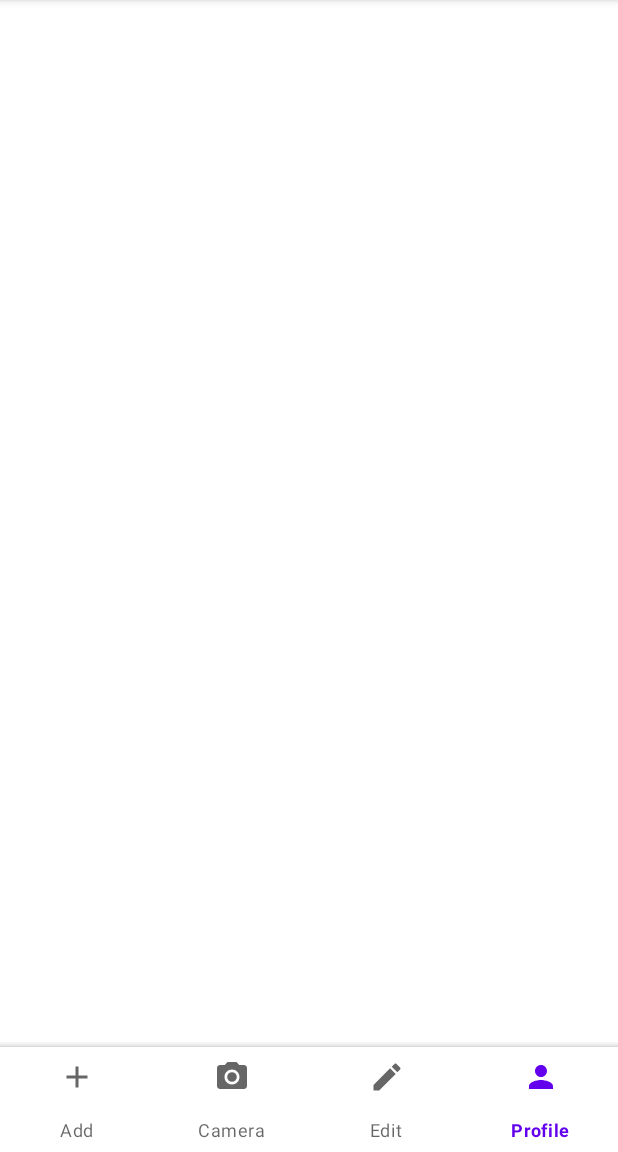
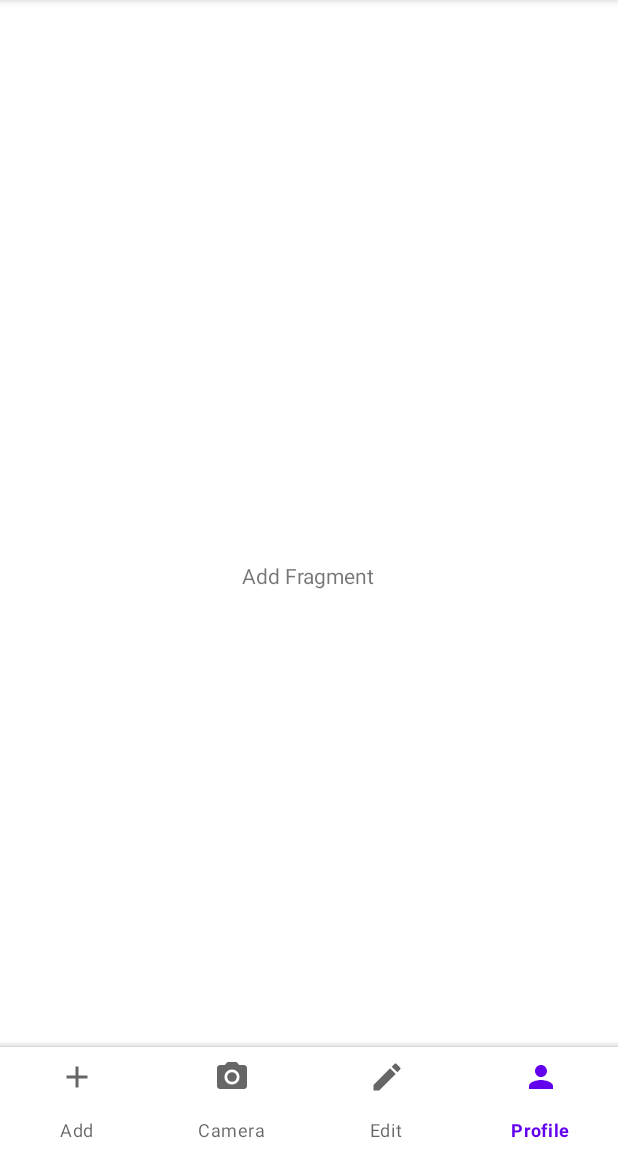
Before and after one commit to kriti-ixix/android130, an Android app: the screen it shows after launch (BottomNavDemo), item 4 of the bottom bar chosen, on a phone screen of 412 x 824 dp, the part 84-1236 px from its top. Run offline under Robolectric (Android 15) with nearby library versions, the phone set to English and light mode, and no system bars.

Commit message:
fragments

```diff
--- a/app/build.gradle
+++ b/app/build.gradle
@@ -32,6 +32,7 @@ dependencies {
     implementation 'androidx.appcompat:appcompat:1.3.0'
     implementation 'com.google.android.material:material:1.4.0'
     implementation 'androidx.constraintlayout:constraintlayout:2.0.4'
+    implementation 'androidx.legacy:legacy-support-v4:1.0.0'
     testImplementation 'junit:junit:4.13.2'
     implementation 'de.hdodenhof:circleimageview:3.1.0'
     implementation 'com.android.volley:volley:1.2.1'
--- /dev/null
+++ b/app/src/main/java/com/kriti/android1_30/AddFragment.java
@@ -0,0 +1,32 @@
+package com.kriti.android1_30;
+
+import android.os.Bundle;
+
+import androidx.annotation.NonNull;
+import androidx.annotation.Nullable;
+import androidx.fragment.app.Fragment;
+
+import android.view.LayoutInflater;
+import android.view.View;
+import android.view.ViewGroup;
+import android.widget.TextView;
+import android.widget.Toast;
+
+public class AddFragment extends Fragment
+{
+
+    TextView textView;
+
+    AddFragment() {}
+
+    @Nullable
+    @Override
+    public View onCreateView(@NonNull LayoutInflater inflater, @Nullable ViewGroup container, @Nullable Bundle savedInstanceState) {
+        View view = inflater.inflate(R.layout.fragment_add, container, false);
+
+        textView = view.findViewById(R.id.fragmentTextView);
+        Toast.makeText(getContext(), "Add Fragment", Toast.LENGTH_LONG).show();
+
+        return view;
+    }
+}
--- a/app/src/main/java/com/kriti/android1_30/BottomNavDemo.java
+++ b/app/src/main/java/com/kriti/android1_30/BottomNavDemo.java
@@ -1,14 +1,48 @@
 package com.kriti.android1_30;
 
+import androidx.annotation.NonNull;
 import androidx.appcompat.app.AppCompatActivity;
+import androidx.fragment.app.FragmentManager;
 
 import android.os.Bundle;
+import android.view.MenuItem;
+import android.widget.Toast;
+
+import com.google.android.material.bottomnavigation.BottomNavigationView;
+import com.google.android.material.navigation.NavigationBarView;
 
 public class BottomNavDemo extends AppCompatActivity {
+
+    AddFragment addFragment = new AddFragment();
+    FragmentManager fragmentManager = getSupportFragmentManager();
+    BottomNavigationView bottomNavView;
 
     @Override
     protected void onCreate(Bundle savedInstanceState) {
         super.onCreate(savedInstanceState);
         setContentView(R.layout.activity_bottom_nav_demo);
+        bottomNavView = findViewById(R.id.bottomNavView);
+
+        fragmentManager.beginTransaction().replace(R.id.frameLayout, addFragment).commit();
+
+        bottomNavView.setOnItemSelectedListener(new NavigationBarView.OnItemSelectedListener() {
+            @Override
+            public boolean onNavigationItemSelected(@NonNull MenuItem item)
+            {
+                int id = item.getItemId();
+
+                if (id == R.id.bottomMenuAdd)
+                    fragmentManager.beginTransaction().replace(R.id.frameLayout, addFragment).commit();
+                else if (id == R.id.bottomMenuCamera)
+                    Toast.makeText(BottomNavDemo.this, "Camera", Toast.LENGTH_LONG).show();
+                else if (id == R.id.bottomMenuEdit)
+                    Toast.makeText(BottomNavDemo.this, "Edit", Toast.LENGTH_LONG).show();
+                else if (id == R.id.bottomMenuProfile)
+                    Toast.makeText(BottomNavDemo.this, "Profile", Toast.LENGTH_LONG).show();
+
+                return true;
+            }
+        });
+
     }
 }
--- a/app/src/main/res/layout/activity_bottom_nav_demo.xml
+++ b/app/src/main/res/layout/activity_bottom_nav_demo.xml
@@ -7,9 +7,11 @@
     tools:context=".BottomNavDemo">
 
     <FrameLayout
+        android:id="@+id/frameLayout"
         android:layout_width="match_parent"
         android:layout_height="match_parent"
-        android:id="@+id/frameLayout"/>
+        app:layout_anchor="@+id/frameLayout"
+        app:layout_anchorGravity="top|center" />
 
     <com.google.android.material.bottomappbar.BottomAppBar
         android:layout_width="match_parent"
--- /dev/null
+++ b/app/src/main/res/layout/fragment_add.xml
@@ -0,0 +1,21 @@
+<?xml version="1.0" encoding="utf-8"?>
+<FrameLayout xmlns:android="http://schemas.android.com/apk/res/android"
+    xmlns:tools="http://schemas.android.com/tools"
+    android:layout_width="match_parent"
+    android:layout_height="match_parent"
+    tools:context=".AddFragment">
+
+    <RelativeLayout
+        android:layout_width="match_parent"
+        android:layout_height="match_parent">
+
+        <TextView
+            android:layout_width="wrap_content"
+            android:layout_height="wrap_content"
+            android:text="Add Fragment"
+            android:layout_centerInParent="true"
+            android:id="@+id/fragmentTextView"/>
+
+    </RelativeLayout>
+
+</FrameLayout>
--- a/app/src/main/res/values/strings.xml
+++ b/app/src/main/res/values/strings.xml
@@ -1,3 +1,5 @@
 <resources>
     <string name="app_name">Android1-30</string>
+    <!-- TODO: Remove or change this placeholder text -->
+    <string name="hello_blank_fragment">Hello blank fragment</string>
 </resources>
```
